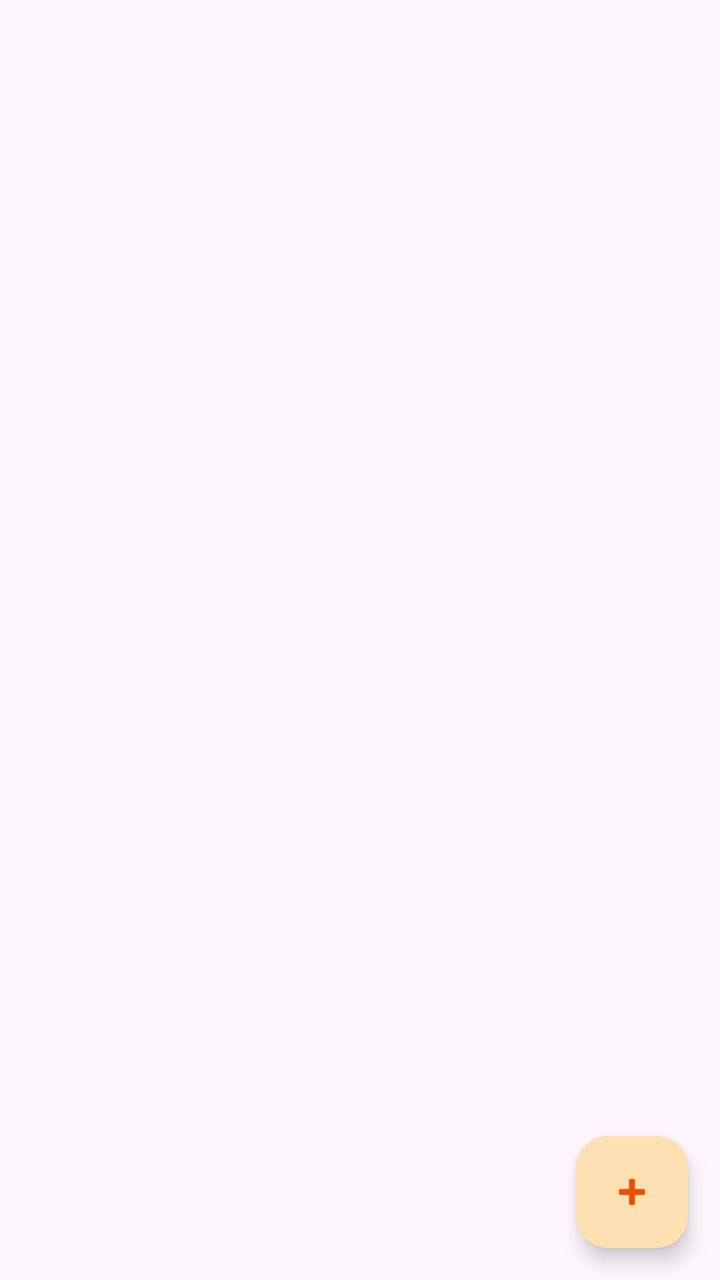
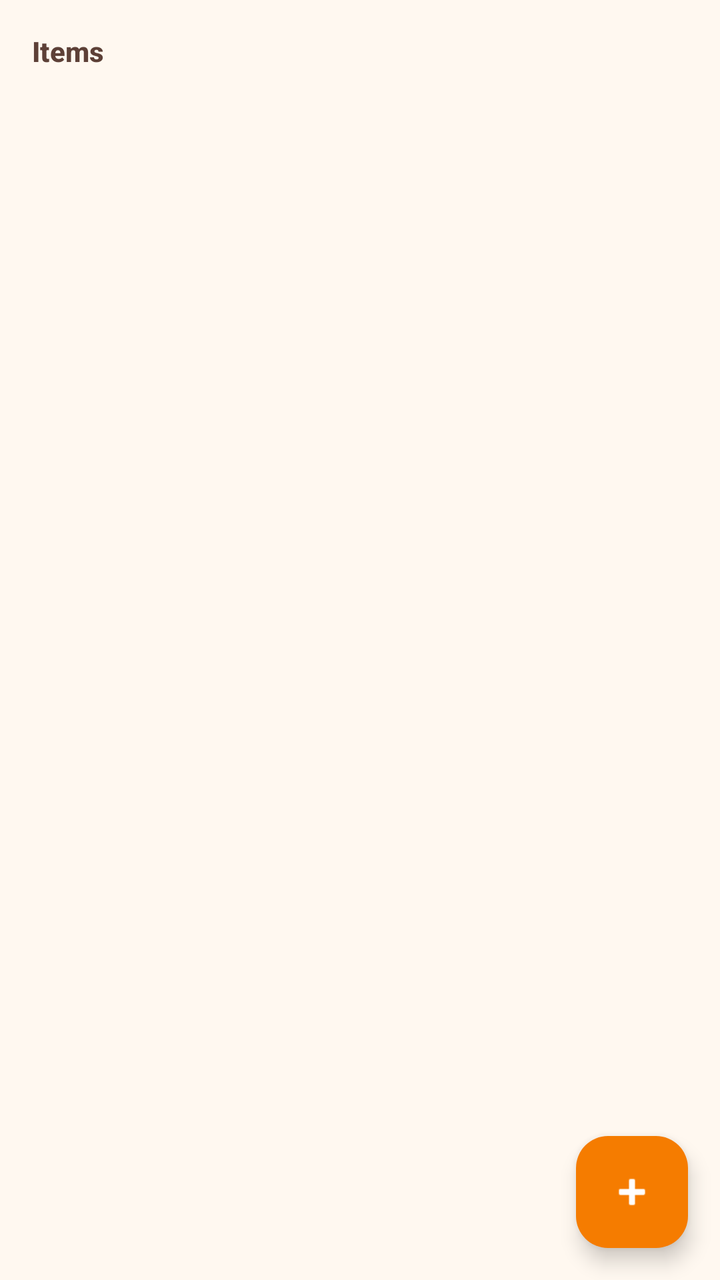

An Android layout rendered at two revisions. The XML below is the earlier revision; the diff shows what the commit changed to produce the second picture.
<!-- AndroidManifest.xml: application theme Theme.VikrSaathi -->
<!-- res/layout/fragment_items.xml -->
<?xml version="1.0" encoding="utf-8"?>
<androidx.coordinatorlayout.widget.CoordinatorLayout xmlns:android="http://schemas.android.com/apk/res/android"
    xmlns:app="http://schemas.android.com/apk/res-auto"
    android:layout_width="match_parent"
    android:layout_height="match_parent">

    <androidx.recyclerview.widget.RecyclerView
        android:id="@+id/recyclerItems"
        android:layout_width="match_parent"
        android:layout_height="match_parent"
        android:clipToPadding="false"
        android:padding="8dp" />

    <com.google.android.material.floatingactionbutton.FloatingActionButton
        android:id="@+id/fabAddItem"
        android:layout_width="wrap_content"
        android:layout_height="wrap_content"
        android:layout_gravity="bottom|end"
        android:layout_margin="16dp"
        android:contentDescription="@string/add_item"
        app:srcCompat="@android:drawable/ic_input_add" />
</androidx.coordinatorlayout.widget.CoordinatorLayout>
<!-- resources referenced by this layout -->
<resources>
  <string name="add_item">Add Item</string>
  <style name="Theme.VikrSaathi" parent="Theme.Material3.DayNight.NoActionBar">
          <item name="colorPrimary">@color/orange_primary</item>
          <item name="colorPrimaryDark">@color/orange_primary_dark</item>
          <item name="colorPrimaryVariant">@color/orange_primary_dark</item>
          <item name="colorOnPrimary">@color/orange_on_primary</item>
          <item name="colorSecondary">@color/orange_accent</item>
          <item name="colorSecondaryVariant">@color/orange_700</item>
          <item name="colorOnSecondary">@color/black</item>
          <item name="colorPrimaryContainer">@color/orange_100</item>
          <item name="colorOnPrimaryContainer">@color/orange_900</item>
          <item name="android:statusBarColor">@color/orange_primary_dark</item>
          <item name="android:navigationBarColor">@color/orange_primary_dark</item>
      </style>
  <color name="orange_primary">#F57C00</color>
  <color name="orange_primary_dark">#E65100</color>
  <color name="orange_on_primary">#FFFFFF</color>
  <color name="orange_accent">#FFB74D</color>
  <color name="orange_700">#F57C00</color>
  <color name="black">#FF000000</color>
  <color name="orange_100">#FFE0B2</color>
  <color name="orange_900">#E65100</color>
</resources>

<!-- the commit's change to res/layout/fragment_items.xml (unified diff, before → after) -->
@@ -2,14 +2,31 @@
 <androidx.coordinatorlayout.widget.CoordinatorLayout xmlns:android="http://schemas.android.com/apk/res/android"
     xmlns:app="http://schemas.android.com/apk/res-auto"
     android:layout_width="match_parent"
-    android:layout_height="match_parent">
+    android:layout_height="match_parent"
+    android:background="@color/orange_surface">
 
-    <androidx.recyclerview.widget.RecyclerView
-        android:id="@+id/recyclerItems"
+    <LinearLayout
         android:layout_width="match_parent"
         android:layout_height="match_parent"
-        android:clipToPadding="false"
-        android:padding="8dp" />
+        android:orientation="vertical"
+        android:padding="16dp">
+
+        <TextView
+            android:layout_width="match_parent"
+            android:layout_height="wrap_content"
+            android:text="@string/items"
+            android:textAppearance="?attr/textAppearanceTitleSmall"
+            android:textColor="@color/text_secondary_dark"
+            android:textStyle="bold" />
+
+        <androidx.recyclerview.widget.RecyclerView
+            android:id="@+id/recyclerItems"
+            android:layout_width="match_parent"
+            android:layout_height="match_parent"
+            android:layout_marginTop="4dp"
+            android:clipToPadding="false"
+            android:paddingBottom="80dp" />
+    </LinearLayout>
 
     <com.google.android.material.floatingactionbutton.FloatingActionButton
         android:id="@+id/fabAddItem"
@@ -18,5 +35,7 @@
         android:layout_gravity="bottom|end"
         android:layout_margin="16dp"
         android:contentDescription="@string/add_item"
-        app:srcCompat="@android:drawable/ic_input_add" />
+        app:backgroundTint="@color/orange_primary"
+        app:srcCompat="@android:drawable/ic_input_add"
+        app:tint="@color/white" />
 </androidx.coordinatorlayout.widget.CoordinatorLayout>
<!-- resource entries referenced after the edit -->
@@ -1,6 +1,7 @@
 <!-- resources referenced by this layout -->
 <resources>
   <string name="add_item">Add Item</string>
+  <string name="items">Items</string>
   <style name="Theme.VikrSaathi" parent="Theme.Material3.DayNight.NoActionBar">
           <item name="colorPrimary">@color/orange_primary</item>
           <item name="colorPrimaryDark">@color/orange_primary_dark</item>
@@ -15,6 +16,9 @@
           <item name="android:navigationBarColor">@color/orange_primary_dark</item>
       </style>
   <color name="orange_primary">#F57C00</color>
+  <color name="orange_surface">#FFF8F0</color>
+  <color name="text_secondary_dark">#5D4037</color>
+  <color name="white">#FFFFFFFF</color>
   <color name="orange_primary_dark">#E65100</color>
   <color name="orange_on_primary">#FFFFFF</color>
   <color name="orange_accent">#FFB74D</color>
